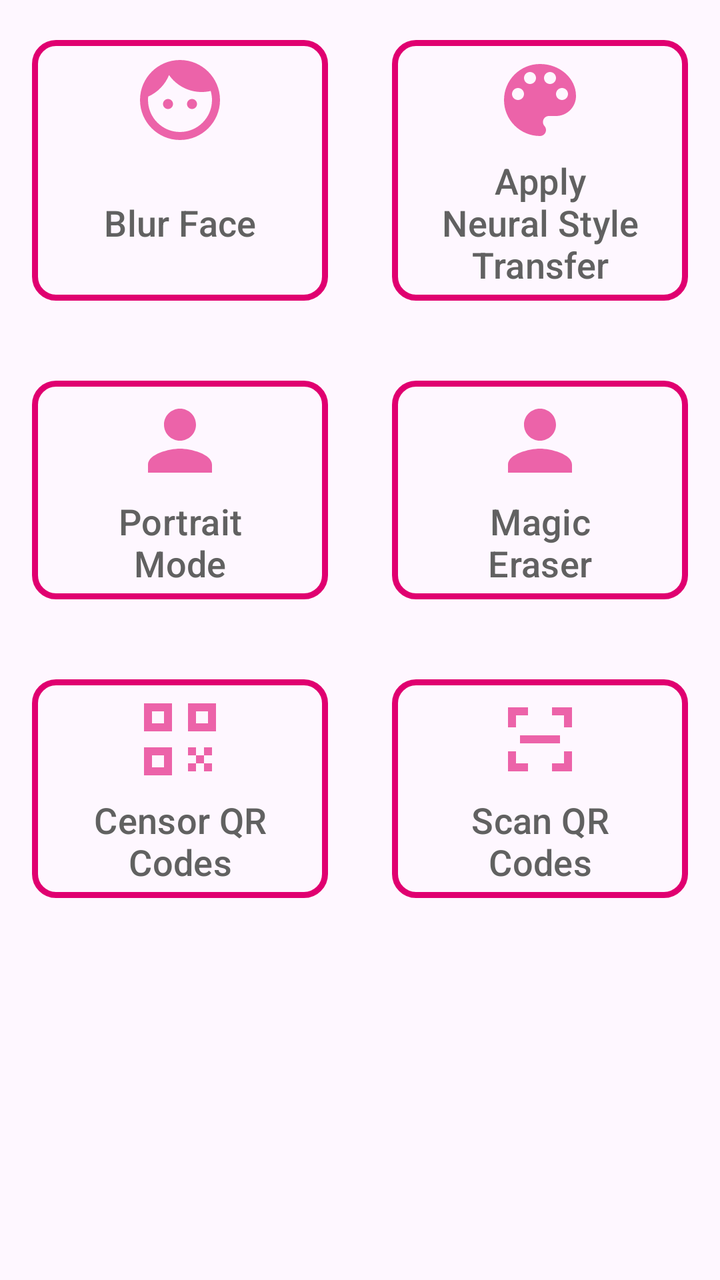
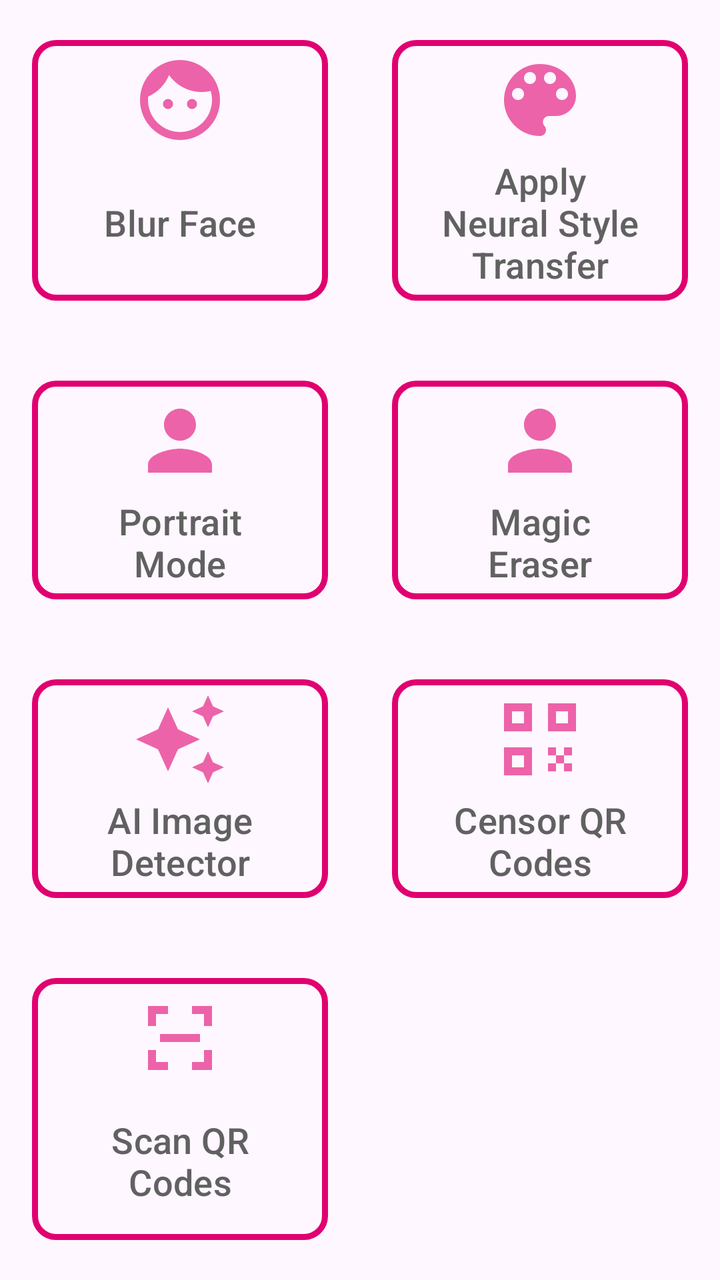

The first picture is an Android layout as it rendered before a commit; the second is the same layout after the commit. The layout source and the unified diff follow.
<!-- AndroidManifest.xml: application theme Theme.Asnapblur -->
<!-- res/layout/page_home.xml -->
<?xml version="1.0" encoding="utf-8"?>
<androidx.drawerlayout.widget.DrawerLayout xmlns:android="http://schemas.android.com/apk/res/android"
    xmlns:app="http://schemas.android.com/apk/res-auto"
    android:id="@+id/drawer"
    android:layout_width="match_parent"
    android:layout_height="match_parent">

    <LinearLayout
        android:layout_width="match_parent"
        android:layout_height="match_parent"
        android:orientation="vertical">

        <FrameLayout
            android:id="@+id/container_app_bar"
            android:layout_width="match_parent"
            android:layout_height="wrap_content" />

        <GridLayout
            android:layout_width="match_parent"
            android:layout_height="wrap_content"
            android:columnCount="@integer/grid_column_count">

            <com.google.android.material.button.MaterialButton
                android:id="@+id/button_blur_face"
                style="@style/Theme.Asnapblur.HomeMenuButton"
                android:layout_width="0dp"
                android:layout_height="wrap_content"
                android:layout_columnWeight="1"
                android:layout_gravity="fill"
                android:gravity="center"
                android:text="@string/title_blur_face"
                app:icon="@drawable/ic_face_black" />

            <com.google.android.material.button.MaterialButton
                android:id="@+id/button_nst_apply_picture"
                style="@style/Theme.Asnapblur.HomeMenuButton"
                android:layout_width="0dp"
                android:layout_height="wrap_content"
                android:layout_columnWeight="1"
                android:layout_gravity="fill"
                android:gravity="center"
                android:text="@string/title_nst_apply_image"
                app:icon="@drawable/ic_palette_black" />

            <com.google.android.material.button.MaterialButton
                android:id="@+id/button_portrait_mode"
                style="@style/Theme.Asnapblur.HomeMenuButton"
                android:layout_width="0dp"
                android:layout_height="wrap_content"
                android:layout_columnWeight="1"
                android:layout_gravity="fill"
                android:gravity="center"
                android:text="@string/title_portrait_mode"
                app:icon="@drawable/ic_portrait_black" />

            <com.google.android.material.button.MaterialButton
                android:id="@+id/button_magic_eraser"
                style="@style/Theme.Asnapblur.HomeMenuButton"
                android:layout_width="0dp"
                android:layout_height="wrap_content"
                android:layout_columnWeight="1"
                android:layout_gravity="fill"
                android:gravity="center"
                android:text="@string/title_magic_eraser"
                app:icon="@drawable/ic_portrait_black" />

            <com.google.android.material.button.MaterialButton
                android:id="@+id/button_qr_censor"
                style="@style/Theme.Asnapblur.HomeMenuButton"
                android:layout_width="0dp"
                android:layout_height="wrap_content"
                android:layout_columnWeight="1"
                android:layout_gravity="fill"
                android:gravity="center"
                android:text="@string/title_qr_censor"
                app:icon="@drawable/ic_qr_code_black" />

            <com.google.android.material.button.MaterialButton
                android:id="@+id/button_qr_scan"
                style="@style/Theme.Asnapblur.HomeMenuButton"
                android:layout_width="0dp"
                android:layout_height="wrap_content"
                android:layout_columnWeight="1"
                android:layout_gravity="fill"
                android:gravity="center"
                android:text="@string/title_qr_scan"
                app:icon="@drawable/ic_qr_code_scanner_black" />
        </GridLayout>
    </LinearLayout>
</androidx.drawerlayout.widget.DrawerLayout>
<!-- resources referenced by this layout -->
<resources>
  <!-- drawable ic_portrait_black (drawable-anydpi) -->
  <vector xmlns:android="http://schemas.android.com/apk/res/android"
      android:width="24dp"
      android:height="24dp"
      android:viewportWidth="24"
      android:viewportHeight="24"
      android:tint="#333333"
      android:alpha="0.6">
    <path
        android:fillColor="@android:color/white"
        android:pathData="M12,12c2.21,0 4,-1.79 4,-4s-1.79,-4 -4,-4 -4,1.79 -4,4 1.79,4 4,4zM12,14c-2.67,0 -8,1.34 -8,4v2h16v-2c0,-2.66 -5.33,-4 -8,-4z"/>
  </vector>
  <!-- drawable ic_qr_code_black (drawable-anydpi) -->
  <vector xmlns:android="http://schemas.android.com/apk/res/android"
      android:width="24dp"
      android:height="24dp"
      android:viewportWidth="24"
      android:viewportHeight="24"
      android:tint="#333333"
      android:alpha="0.6">
    <path
        android:fillColor="@android:color/white"
        android:pathData="M3,3h7v7H3V3z M5,5v3h3V5H5z M14,3h7v7h-7V3z M16,5v3h3V5h-3z M3,14h7v7H3V14z M5,16v3h3v-3H5z M14,14h2v2h-2V14z M18,14h2v2h-2V14z M16,16h2v2h-2V16z M14,18h2v2h-2V18z M18,18h2v2h-2V18z"/>
  </vector>
  <!-- drawable ic_qr_code_scanner_black (drawable-anydpi) -->
  <vector xmlns:android="http://schemas.android.com/apk/res/android"
      android:width="24dp"
      android:height="24dp"
      android:viewportWidth="24"
      android:viewportHeight="24"
      android:tint="#333333"
      android:alpha="0.6">
    <path
        android:fillColor="@android:color/white"
        android:pathData="M4,4h5v2H6v3H4V4z M15,4h5v5h-2V6h-3V4z M4,15h2v3h3v2H4V15z M18,15h2v5h-5v-2h3V15z M7,11h10v2H7V11z"/>
  </vector>
  <integer name="grid_column_count">2</integer>
  <string name="title_blur_face">Blur Face</string>
  <string name="title_magic_eraser">Magic Eraser</string>
  <string name="title_nst_apply_image">Apply Neural Style Transfer</string>
  <string name="title_portrait_mode">Portrait Mode</string>
  <string name="title_qr_censor">Censor QR Codes</string>
  <string name="title_qr_scan">Scan QR Codes</string>
  <style name="Theme.Asnapblur" parent="Theme.Material3.DayNight">
          
          <item name="colorPrimary">@color/red_800</item>
          <item name="colorPrimaryVariant">@color/light_blue_300</item>
          <item name="colorOnPrimary">@color/white</item>
          
          <item name="colorSecondary">@color/magenta_600</item>
          <item name="colorSecondaryVariant">@color/orange_800</item>
          <item name="colorOnSecondary">@color/black</item>
          
          <item name="android:textColor">@color/gray_700</item>
      </style>
  <color name="daynight_gray_700_white">@color/gray_700</color>
  <dimen name="text_nav_menu">18sp</dimen>
  <color name="red_800">#E00000</color>
  <color name="light_blue_300">#00E0E0</color>
  <color name="white">#FFFFFFFF</color>
  <color name="magenta_600">#E00070</color>
  <color name="orange_800">#E07000</color>
  <color name="black">#FF000000</color>
  <color name="gray_700">#616161</color>
  <!-- unchanged entries left out for length: 3 -->
</resources>

<!-- the commit's change to res/layout/page_home.xml (unified diff, before → after) -->
@@ -15,76 +15,95 @@
             android:layout_width="match_parent"
             android:layout_height="wrap_content" />
 
-        <GridLayout
+        
+        <ScrollView
             android:layout_width="match_parent"
-            android:layout_height="wrap_content"
-            android:columnCount="@integer/grid_column_count">
+            android:layout_height="0dp"
+            android:layout_weight="1"
+            android:fillViewport="true">
 
-            <com.google.android.material.button.MaterialButton
-                android:id="@+id/button_blur_face"
-                style="@style/Theme.Asnapblur.HomeMenuButton"
-                android:layout_width="0dp"
+            <GridLayout
+                android:layout_width="match_parent"
                 android:layout_height="wrap_content"
-                android:layout_columnWeight="1"
-                android:layout_gravity="fill"
-                android:gravity="center"
-                android:text="@string/title_blur_face"
-                app:icon="@drawable/ic_face_black" />
+                android:columnCount="@integer/grid_column_count">
 
-            <com.google.android.material.button.MaterialButton
-                android:id="@+id/button_nst_apply_picture"
-                style="@style/Theme.Asnapblur.HomeMenuButton"
-                android:layout_width="0dp"
-                android:layout_height="wrap_content"
-                android:layout_columnWeight="1"
-                android:layout_gravity="fill"
-                android:gravity="center"
-                android:text="@string/title_nst_apply_image"
-                app:icon="@drawable/ic_palette_black" />
+                <com.google.android.material.button.MaterialButton
+                    android:id="@+id/button_blur_face"
+                    style="@style/Theme.Asnapblur.HomeMenuButton"
+                    android:layout_width="0dp"
+                    android:layout_height="wrap_content"
+                    android:layout_columnWeight="1"
+                    android:layout_gravity="fill"
+                    android:gravity="center"
+                    android:text="@string/title_blur_face"
+                    app:icon="@drawable/ic_face_black" />
 
-            <com.google.android.material.button.MaterialButton
-                android:id="@+id/button_portrait_mode"
-                style="@style/Theme.Asnapblur.HomeMenuButton"
-                android:layout_width="0dp"
-                android:layout_height="wrap_content"
-                android:layout_columnWeight="1"
-                android:layout_gravity="fill"
-                android:gravity="center"
-                android:text="@string/title_portrait_mode"
-                app:icon="@drawable/ic_portrait_black" />
+                <com.google.android.material.button.MaterialButton
+                    android:id="@+id/button_nst_apply_picture"
+                    style="@style/Theme.Asnapblur.HomeMenuButton"
+                    android:layout_width="0dp"
+                    android:layout_height="wrap_content"
+                    android:layout_columnWeight="1"
+                    android:layout_gravity="fill"
+                    android:gravity="center"
+                    android:text="@string/title_nst_apply_image"
+                    app:icon="@drawable/ic_palette_black" />
 
-            <com.google.android.material.button.MaterialButton
-                android:id="@+id/button_magic_eraser"
-                style="@style/Theme.Asnapblur.HomeMenuButton"
-                android:layout_width="0dp"
-                android:layout_height="wrap_content"
-                android:layout_columnWeight="1"
-                android:layout_gravity="fill"
-                android:gravity="center"
-                android:text="@string/title_magic_eraser"
-                app:icon="@drawable/ic_portrait_black" />
+                <com.google.android.material.button.MaterialButton
+                    android:id="@+id/button_portrait_mode"
+                    style="@style/Theme.Asnapblur.HomeMenuButton"
+                    android:layout_width="0dp"
+                    android:layout_height="wrap_content"
+                    android:layout_columnWeight="1"
+                    android:layout_gravity="fill"
+                    android:gravity="center"
+                    android:text="@string/title_portrait_mode"
+                    app:icon="@drawable/ic_portrait_black" />
 
-            <com.google.android.material.button.MaterialButton
-                android:id="@+id/button_qr_censor"
-                style="@style/Theme.Asnapblur.HomeMenuButton"
-                android:layout_width="0dp"
-                android:layout_height="wrap_content"
-                android:layout_columnWeight="1"
-                android:layout_gravity="fill"
-                android:gravity="center"
-                android:text="@string/title_qr_censor"
-                app:icon="@drawable/ic_qr_code_black" />
+                <com.google.android.material.button.MaterialButton
+                    android:id="@+id/button_magic_eraser"
+                    style="@style/Theme.Asnapblur.HomeMenuButton"
+                    android:layout_width="0dp"
+                    android:layout_height="wrap_content"
+                    android:layout_columnWeight="1"
+                    android:layout_gravity="fill"
+                    android:gravity="center"
+                    android:text="@string/title_magic_eraser"
+                    app:icon="@drawable/ic_portrait_black" />
 
-            <com.google.android.material.button.MaterialButton
-                android:id="@+id/button_qr_scan"
-                style="@style/Theme.Asnapblur.HomeMenuButton"
-                android:layout_width="0dp"
-                android:layout_height="wrap_content"
-                android:layout_columnWeight="1"
-                android:layout_gravity="fill"
-                android:gravity="center"
-                android:text="@string/title_qr_scan"
-                app:icon="@drawable/ic_qr_code_scanner_black" />
-        </GridLayout>
+                <com.google.android.material.button.MaterialButton
+                    android:id="@+id/button_ai_detect"
+                    style="@style/Theme.Asnapblur.HomeMenuButton"
+                    android:layout_width="0dp"
+                    android:layout_height="wrap_content"
+                    android:layout_columnWeight="1"
+                    android:layout_gravity="fill"
+                    android:gravity="center"
+                    android:text="@string/title_ai_detect"
+                    app:icon="@drawable/ic_ai_detect_black" />
+
+                <com.google.android.material.button.MaterialButton
+                    android:id="@+id/button_qr_censor"
+                    style="@style/Theme.Asnapblur.HomeMenuButton"
+                    android:layout_width="0dp"
+                    android:layout_height="wrap_content"
+                    android:layout_columnWeight="1"
+                    android:layout_gravity="fill"
+                    android:gravity="center"
+                    android:text="@string/title_qr_censor"
+                    app:icon="@drawable/ic_qr_code_black" />
+
+                <com.google.android.material.button.MaterialButton
+                    android:id="@+id/button_qr_scan"
+                    style="@style/Theme.Asnapblur.HomeMenuButton"
+                    android:layout_width="0dp"
+                    android:layout_height="wrap_content"
+                    android:layout_columnWeight="1"
+                    android:layout_gravity="fill"
+                    android:gravity="center"
+                    android:text="@string/title_qr_scan"
+                    app:icon="@drawable/ic_qr_code_scanner_black" />
+            </GridLayout>
+        </ScrollView>
     </LinearLayout>
 </androidx.drawerlayout.widget.DrawerLayout>
<!-- resource entries referenced after the edit -->
@@ -1,5 +1,17 @@
 <!-- resources referenced by this layout -->
 <resources>
+  <!-- drawable ic_ai_detect_black (drawable-anydpi) -->
+  <vector xmlns:android="http://schemas.android.com/apk/res/android"
+      android:width="24dp"
+      android:height="24dp"
+      android:viewportWidth="24"
+      android:viewportHeight="24"
+      android:tint="#333333"
+      android:alpha="0.6">
+    <path
+        android:fillColor="@android:color/white"
+        android:pathData="M19,9l1.25,-2.75L23,5l-2.75,-1.25L19,1l-1.25,2.75L15,5l2.75,1.25L19,9zM11.5,9.5L9,4L6.5,9.5L1,12l5.5,2.5L9,20l2.5,-5.5L17,12l-5.5,-2.5zM19,15l-1.25,2.75L15,19l2.75,1.25L19,23l1.25,-2.75L23,19l-2.75,-1.25L19,15z"/>
+  </vector>
   <!-- drawable ic_portrait_black (drawable-anydpi) -->
   <vector xmlns:android="http://schemas.android.com/apk/res/android"
       android:width="24dp"
@@ -37,6 +49,7 @@
         android:pathData="M4,4h5v2H6v3H4V4z M15,4h5v5h-2V6h-3V4z M4,15h2v3h3v2H4V15z M18,15h2v5h-5v-2h3V15z M7,11h10v2H7V11z"/>
   </vector>
   <integer name="grid_column_count">2</integer>
+  <string name="title_ai_detect">AI Image Detector</string>
   <string name="title_blur_face">Blur Face</string>
   <string name="title_magic_eraser">Magic Eraser</string>
   <string name="title_nst_apply_image">Apply Neural Style Transfer</string>
